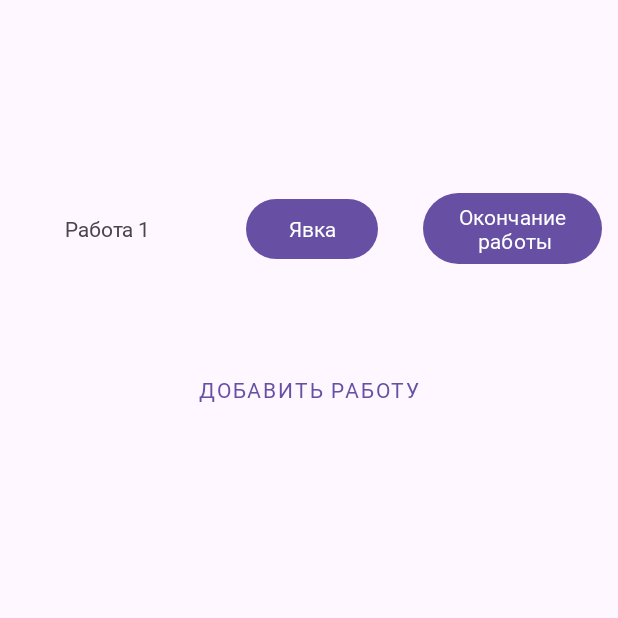
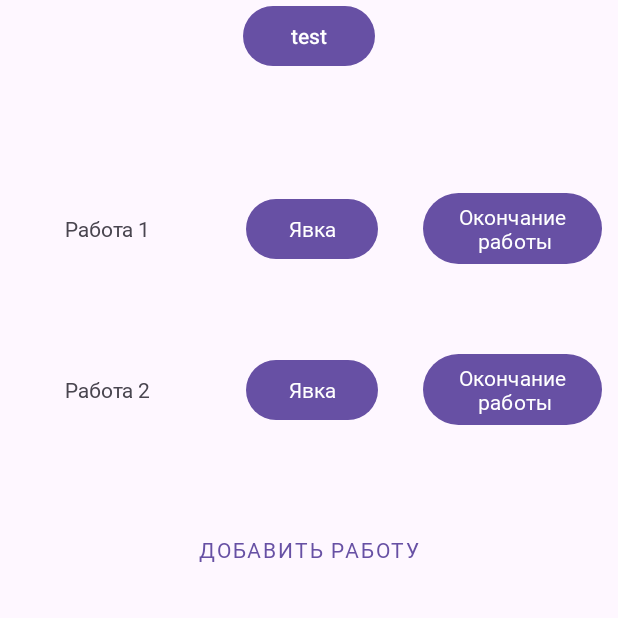
Before and after one commit to ComradeZgames/LocCrew, an Android app: the TimeCalculationActivity screen opened directly, with no data from a screen before it, after a tap on "ДОБАВИТЬ РАБОТУ", on a phone screen of 412 x 824 dp, the top half of it. Run offline under Robolectric (Android 15) with nearby library versions, the phone set to English and light mode, and no system bars.

Commit message:
06.12.2023 pt 2 а что-то получается)

```diff
--- a/app/src/main/AndroidManifest.xml
+++ b/app/src/main/AndroidManifest.xml
@@ -14,7 +14,8 @@
         tools:targetApi="31">
         <activity
             android:name=".TimeCalculationActivity"
-            android:exported="false" />
+            android:exported="false"
+            android:configChanges="orientation|screenSize" />
         <activity
             android:name=".MainActivity"
             android:exported="true">
--- a/app/src/main/java/ru/comradez/loccrew/DataBaseNameList.java
+++ b/app/src/main/java/ru/comradez/loccrew/DataBaseNameList.java
@@ -3,10 +3,10 @@ package ru.comradez.loccrew;
 import androidx.annotation.NonNull;
 
 public enum DataBaseNameList {
-        BUFFER("BUFFER.db"),
-        HISTORY("HISTORY.db");
+    BUFFER("BUFFER.db"),
+    HISTORY("HISTORY.db");
 
-        private final String value;
+    private final String value;
 
     DataBaseNameList(String s) {
         value = s;
--- a/app/src/main/java/ru/comradez/loccrew/TimeCalculationActivity.java
+++ b/app/src/main/java/ru/comradez/loccrew/TimeCalculationActivity.java
@@ -1,12 +1,14 @@
 package ru.comradez.loccrew;
 
+import androidx.annotation.NonNull;
 import androidx.appcompat.app.AlertDialog;
 import androidx.appcompat.app.AppCompatActivity;
 
-import android.annotation.SuppressLint;
 import android.app.DatePickerDialog;
 import android.app.TimePickerDialog;
+import android.content.res.Configuration;
 import android.os.Bundle;
+import android.view.View;
 import android.widget.Button;
 import android.widget.TextView;
 
@@ -23,13 +25,53 @@ public class TimeCalculationActivity extends AppCompatActivity {
     private LocalDateTime selectedDateTime;
 
     private Button activeButton;
-    private Button[] jobStartButtons;
-    private Button[] jobFinishButtons;
+    private Button[] jobStartButtons, jobFinishButtons, addJobButtons;
+    private TextView[] jobLabels, restTexts;
+
     private final DBRecordBuilder[] builders = new DBRecordBuilder[]{new DBRecordBuilder(1),
             new DBRecordBuilder(2),
             new DBRecordBuilder(3)};
 
-    @SuppressLint("SuspiciousIndentation")
+    @Override
+    public void onConfigurationChanged(@NonNull Configuration newConfig) {
+        super.onConfigurationChanged(newConfig);
+
+        activityStateLoading();
+    }
+
+    private void activityStateLoading() {
+        LoadBuildersRecords();
+
+        if (dbHelper.getAll().isEmpty()) {
+            return;
+        }
+        updateButtonLabels();
+    }
+
+    private void LoadBuildersRecords() {
+        for (int i = 0; i < builders.length; i++) {
+            if (builders[i].load(dbHelper)) {
+                if (i != 0)
+                    updateJobFieldsVisibility(addJobButtons[i - 1], (i - 1));
+            }
+        }
+    }
+
+    private void updateButtonLabels() {
+        for (int i = 0; i < builders.length; i++) {
+            updateButtonText(jobStartButtons[i], builders[i].getStart(), R.string.TC_start_button);
+            updateButtonText(jobFinishButtons[i], builders[i].getFinish(), R.string.TC_finish_button);
+        }
+    }
+
+    private void updateButtonText(Button button, String text, int defaultResourceId) {
+        if (text != null) {
+            button.setText(text);
+        } else {
+            button.setText(defaultResourceId);
+        }
+    }
+
     @Override
     protected void onCreate(Bundle savedInstanceState) {
         super.onCreate(savedInstanceState);
@@ -41,20 +83,14 @@ public class TimeCalculationActivity extends AppCompatActivity {
     }
 
     private void showStartingDialog() {
-        AlertDialog.Builder dilogBuilder = new AlertDialog.Builder(TimeCalculationActivity.this);
-        dilogBuilder.setTitle(R.string.TC_dialog_title);
-        dilogBuilder.setMessage(R.string.TC_dialog_message);
-        dilogBuilder.setPositiveButton(R.string.TC_dialog_posButton, (dialog, which) -> {
-            for (DBRecordBuilder builder : builders) {
-                builder.recordBuilderLoad(dbHelper);
-            }
-            for (int i = 0; i < builders.length; i++) {
-                jobStartButtons[i].setText(builders[i].getStart());
-                jobFinishButtons[i].setText(builders[i].getFinish());
-            }
+        AlertDialog.Builder dialogBuilder = new AlertDialog.Builder(TimeCalculationActivity.this);
+        dialogBuilder.setTitle(R.string.TC_dialog_title);
+        dialogBuilder.setMessage(R.string.TC_dialog_message);
+        dialogBuilder.setPositiveButton(R.string.TC_dialog_posButton, (dialog, which) -> {
+            activityStateLoading();
         });
-        dilogBuilder.setNegativeButton(R.string.TC_dilog_negButton, (dialog, which) -> dbHelper.clearAll());
-        AlertDialog startingDialog = dilogBuilder.create();
+        dialogBuilder.setNegativeButton(R.string.TC_dialog_negButton, (dialog, which) -> dbHelper.clearAll());
+        AlertDialog startingDialog = dialogBuilder.create();
         startingDialog.setCancelable(false);
         startingDialog.setCanceledOnTouchOutside(false);
         startingDialog.show();
@@ -67,7 +103,7 @@ public class TimeCalculationActivity extends AppCompatActivity {
                 findViewById(R.id.job_3_start_button)
         };
 
-        setButtonClickListeners(jobStartButtons);
+        setTimeButtonClickListeners(jobStartButtons);
 
         jobFinishButtons = new Button[]{
                 findViewById(R.id.job_1_finish_button),
@@ -75,25 +111,63 @@ public class TimeCalculationActivity extends AppCompatActivity {
                 findViewById(R.id.job_3_finish_button)
         };
 
-        setButtonClickListeners(jobFinishButtons);
+        setTimeButtonClickListeners(jobFinishButtons);
 
-        Button[] addJobButtons = new Button[]{
+        addJobButtons = new Button[]{
                 findViewById(R.id.add_job_button_2),
                 findViewById(R.id.add_job_button_3)
         };
 
-        TextView[] jobLabels = new TextView[]{
+        setAddButtonClickListeners(addJobButtons);
+
+        jobLabels = new TextView[]{
                 findViewById(R.id.job_1_text),
                 findViewById(R.id.job_2_text),
                 findViewById(R.id.job_3_text)
         };
+
+        restTexts = new TextView[]{
+                findViewById(R.id.rest_text_1),
+                findViewById(R.id.rest_text_2)
+        };
     }
+   /* private void testIt(){
+        TimeCalculator timeCalculator = new TimeCalculator(dbHelper);
+        Pair<String, String> pr = timeCalculator.calculateRestFromSingleRecord(new DateTimeString(1, builders[0].getStart(), builders[0].getFinish()));
+        restTexts[0].setText("Работа 1:\nПолный отдых:\n" + pr.getFirst() + " \n\nКороткий отдых:\n" + pr.getSecond());
+    }*/
 
-    private void setButtonClickListeners(Button[] buttons) {
+    private void setTimeButtonClickListeners(Button[] buttons) {
         for (Button button : buttons) {
             button.setOnClickListener(v -> showDateTimePickerDialog(button));
         }
     }
+
+    private void setAddButtonClickListeners(Button[] buttons) {
+        for (int i = 0; i < buttons.length; i++) {
+            int finalI = i;
+            buttons[i].setOnClickListener(v -> {
+                updateJobFieldsVisibility(buttons[finalI], finalI);
+            });
+        }
+    }
+
+    private void updateJobFieldsVisibility(Button currentButton, int rawButtonIndex) {
+        int buttonIndex = rawButtonIndex + 1;
+
+        setButtonVisibilityAndEnable(jobStartButtons[buttonIndex], true);
+        setButtonVisibilityAndEnable(jobFinishButtons[buttonIndex], true);
+        setButtonVisibilityAndEnable(currentButton, false);
+        jobLabels[buttonIndex].setVisibility(View.VISIBLE);
+        if (!currentButton.equals(addJobButtons[addJobButtons.length - 1]))
+            setButtonVisibilityAndEnable(addJobButtons[buttonIndex], true);
+    }
+
+    private void setButtonVisibilityAndEnable(Button button, boolean isVisibleAndEnabled) {
+        button.setVisibility(isVisibleAndEnabled ? View.VISIBLE : View.INVISIBLE);
+        button.setEnabled(isVisibleAndEnabled);
+    }
+
 
     private void showDateTimePickerDialog(Button button) {
         final LocalDate currentDate = LocalDate.now();
@@ -129,18 +203,14 @@ public class TimeCalculationActivity extends AppCompatActivity {
     private void saveResultOnBuffer() {
         if (selectedDateTime != null) {
             String formattedDateTime = selectedDateTime.format(DateTimeString.formatter);
-            showButtonText(formattedDateTime);
 
             Pair<Integer, String> metaDataPair = getMetaDataFromActiveButton();
+            updateButtonText(activeButton, formattedDateTime, metaDataPair.getSecond().equals("start") ? R.string.TC_start_button : R.string.TC_finish_button);
             for (DBRecordBuilder b : builders) {
                 if (b.respondForId(metaDataPair.getFirst()))
                     b.add(dbHelper, metaDataPair.getFirst(), formattedDateTime, metaDataPair.getSecond().equals("start"));
             }
         }
-    }
-
-    private void showButtonText(String formattedDateTime) {
-        activeButton.setText(formattedDateTime);
     }
 
     private Pair<Integer, String> getMetaDataFromActiveButton() {
--- a/app/src/main/res/layout/activity_time_calculation.xml
+++ b/app/src/main/res/layout/activity_time_calculation.xml
@@ -194,4 +194,33 @@
         app:layout_constraintStart_toStartOf="parent"
         app:layout_constraintTop_toTopOf="@+id/guideline9" />
 
+    <TextView
+        android:id="@+id/rest_text_1"
+        android:layout_width="wrap_content"
+        android:layout_height="wrap_content"
+        android:fontFamily="@font/jura_semibold"
+        android:gravity="center_horizontal|center_vertical"
+        app:layout_constraintBottom_toBottomOf="parent"
+        app:layout_constraintEnd_toStartOf="@+id/guideline11"
+        app:layout_constraintStart_toStartOf="parent"
+        app:layout_constraintTop_toTopOf="@+id/guideline5" />
+
+    <TextView
+        android:id="@+id/rest_text_2"
+        android:layout_width="wrap_content"
+        android:layout_height="wrap_content"
+        app:layout_constraintBottom_toBottomOf="parent"
+        app:layout_constraintEnd_toEndOf="parent"
+        app:layout_constraintStart_toStartOf="parent"
+        app:layout_constraintTop_toTopOf="@+id/guideline5" />
+
+    <Button
+        android:id="@+id/testButton"
+        android:layout_width="wrap_content"
+        android:layout_height="wrap_content"
+        android:text="test"
+        app:layout_constraintEnd_toEndOf="parent"
+        app:layout_constraintStart_toStartOf="parent"
+        tools:layout_editor_absoluteY="604dp" />
+
 </androidx.constraintlayout.widget.ConstraintLayout>
--- a/app/src/main/res/values/strings.xml
+++ b/app/src/main/res/values/strings.xml
@@ -15,5 +15,5 @@
     <string name="TC_dialog_title">С возвращением!</string>
     <string name="TC_dialog_message">Загрузить последние данные?</string>
     <string name="TC_dialog_posButton">Да</string>
-    <string name="TC_dilog_negButton">Нет</string>
+    <string name="TC_dialog_negButton">Нет</string>
 </resources>
```
Also changed, not shown: app/src/main/java/ru/comradez/loccrew/DBRecordBuilder.java (+7 -4 lines), app/src/main/java/ru/comradez/loccrew/TimeCalculator.java (added, +37 -0 lines), app/src/main/res/layout/activity_main.xml (+6 -4 lines).
